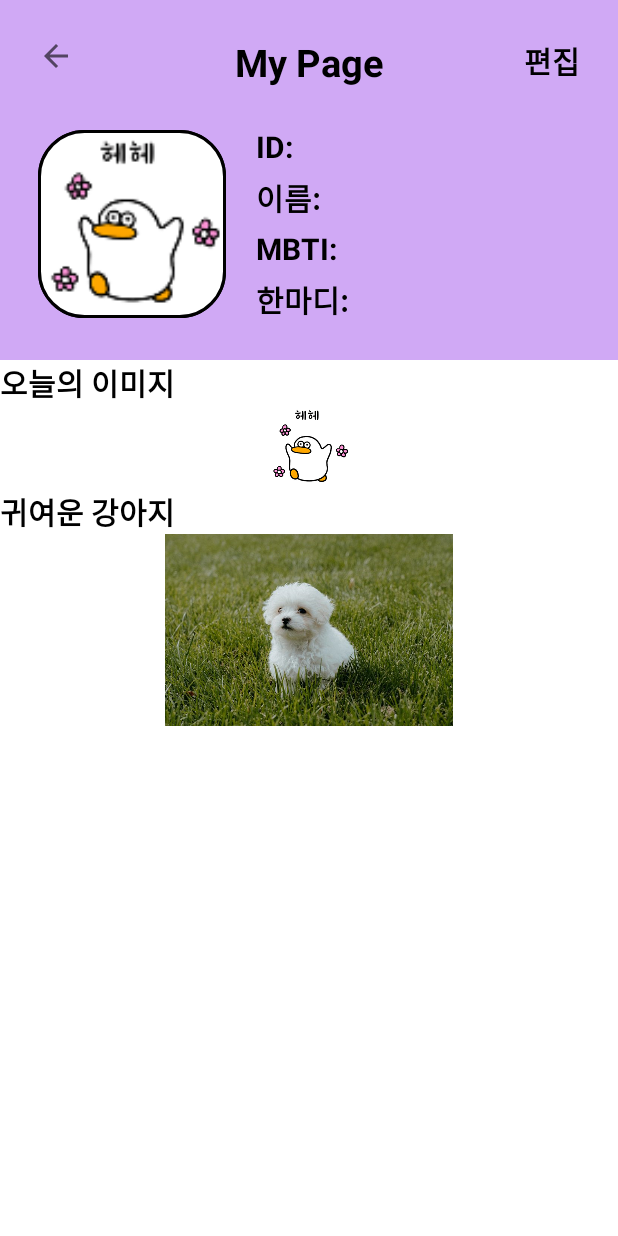
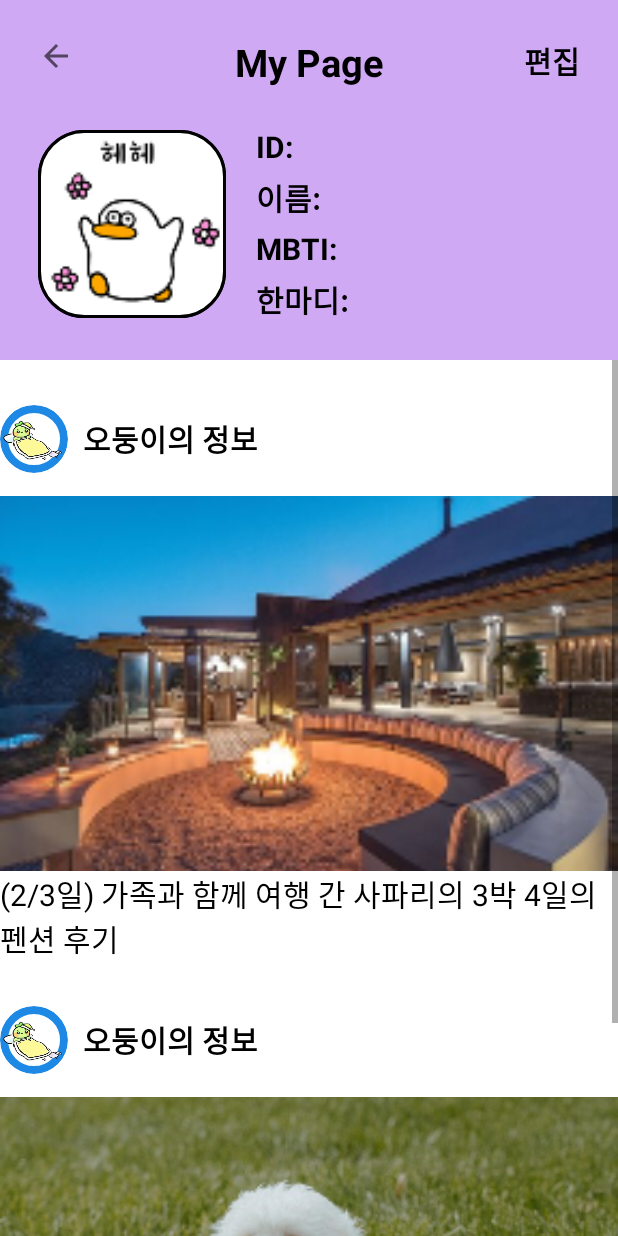
Before and after one commit to IZFOUR/IZ_Four_Project, an Android app: the MyPage screen opened directly, with no data from a screen before it, on a phone screen of 412 x 824 dp. Run offline under Robolectric (Android 15) with nearby library versions, the phone set to English and light mode, and no system bars.

Commit message:
FIX] : 🔧 프로필 아래의 정보 칸 수정

```diff
--- a/app/src/main/res/layout/activity_mypage.xml
+++ b/app/src/main/res/layout/activity_mypage.xml
@@ -146,44 +146,112 @@
             android:id="@+id/my_scroll"
             android:layout_width="match_parent"
             android:layout_height="match_parent"
-            app:layout_constraintBottom_toBottomOf="parent">
+            app:layout_constraintEnd_toEndOf="parent"
+            app:layout_constraintStart_toStartOf="parent"
+            app:layout_constraintTop_toTopOf="parent">
 
             <LinearLayout
                 android:id="@+id/memolistview"
                 android:layout_width="match_parent"
                 android:layout_height="match_parent"
-                android:orientation="vertical">
+                android:orientation="vertical" >
+
+                <LinearLayout
+                    android:layout_width="match_parent"
+                    android:layout_height="match_parent"
+                    android:layout_marginTop="30dp"
+                    android:orientation="horizontal">
+
+
+                    <ImageView
+                        android:id="@+id/iv_zzslp"
+                        android:layout_width="45dp"
+                        android:layout_height="45dp"
+                        android:scaleType="centerInside"
+                        android:clipToOutline="true"
+                        android:background="@drawable/round"
+                        app:srcCompat="@drawable/zz" />
+
+                    <TextView
+                        android:id="@+id/tv_today"
+                        android:layout_width="match_parent"
+                        android:layout_height="match_parent"
+                        android:layout_marginLeft="10dp"
+                        android:layout_marginRight="25dp"
+                        android:textStyle="bold"
+                        android:textSize="20sp"
+                        android:textColor="@color/Black"
+                        android:gravity="center_vertical"
+                        android:text="오둥이의 정보" />
+                </LinearLayout>
+
+                <ImageView
+                    android:id="@+id/iv_safari"
+                    android:layout_width="match_parent"
+                    android:layout_height="250dp"
+                    android:layout_marginTop="15dp"
+                    android:scaleType="centerCrop"
+                    app:layout_constraintTop_toTopOf="parent"
+                    app:srcCompat="@drawable/safari_lodge" />
 
                 <TextView
-                    android:id="@+id/tv_odung"
+                    android:id="@+id/tv_review"
+                    android:layout_width="match_parent"
+                    android:layout_height="match_parent"
+                    android:text="(2/3일) 가족과 함께 여행 간 사파리의 3박 4일의 펜션 후기"
+                    android:textColor="@color/Black"
+                    android:textSize="20dp"
+                    android:textStyle="normal"/>
+
+                <LinearLayout
+                    android:layout_width="match_parent"
+                    android:layout_height="match_parent"
+                    android:layout_marginTop="30dp"
+                    android:orientation="horizontal">
+
+                    <ImageView
+                        android:id="@+id/iv_zzslp2"
+                        android:layout_width="45dp"
+                        android:layout_height="45dp"
+                        android:scaleType="centerInside"
+                        android:clipToOutline="true"
+                        android:background="@drawable/round"
+                        app:srcCompat="@drawable/zz" />
+
+                    <TextView
+                        android:id="@+id/tv_today2"
+                        android:layout_width="match_parent"
+                        android:layout_height="match_parent"
+                        android:layout_marginLeft="10dp"
+                        android:layout_marginRight="25dp"
+                        android:textStyle="bold"
+                        android:textSize="20sp"
+                        android:textColor="@color/Black"
+                        android:gravity="center_vertical"
+                        android:text="오둥이의 정보" />
+
+                </LinearLayout>
+
+                <ImageView
+                    android:id="@+id/imageView7"
+                    android:layout_width="match_parent"
+                    android:layout_height="250dp"
+                    android:scaleType="centerCrop"
+                    android:layout_marginTop="15dp"
+                    app:layout_constraintEnd_toEndOf="parent"
+                    app:layout_constraintStart_toStartOf="parent"
+                    app:srcCompat="@drawable/xuan_nguyen_zr0benrnvgq_unsplash_768x512_1" />
+
+                <TextView
+                    android:id="@+id/tv_review2"
                     android:layout_width="match_parent"
                     android:layout_height="wrap_content"
-                    android:text="오늘의 이미지"
+                    android:text="(3/4일) 우리 가족이 된 멍멍이"
+                    android:textStyle="normal"
                     android:textColor="@color/Black"
                     android:textSize="20sp"
-                    android:textStyle="bold" />
-
-                <ImageView
-                    android:id="@+id/iv_odung"
-                    android:layout_width="match_parent"
-                    android:layout_height="wrap_content"
-                    app:srcCompat="@drawable/odung_smile" />
-
-                <TextView
-                    android:id="@+id/tv_puppy"
-                    android:layout_width="match_parent"
-                    android:layout_height="wrap_content"
-                    android:text="귀여운 강아지"
-                    android:textColor="@color/Black"
-                    android:textSize="20sp"
-                    android:textStyle="bold" />
-
-                <ImageView
-                    android:id="@+id/iv_puppy"
-                    android:layout_width="match_parent"
-                    android:layout_height="wrap_content"
-                    app:srcCompat="@drawable/xuan_nguyen_zr0benrnvgq_unsplash_768x512_1" />
-
+                    app:layout_constraintEnd_toEndOf="parent"
+                    app:layout_constraintStart_toStartOf="parent" />
             </LinearLayout>
 
 
```
